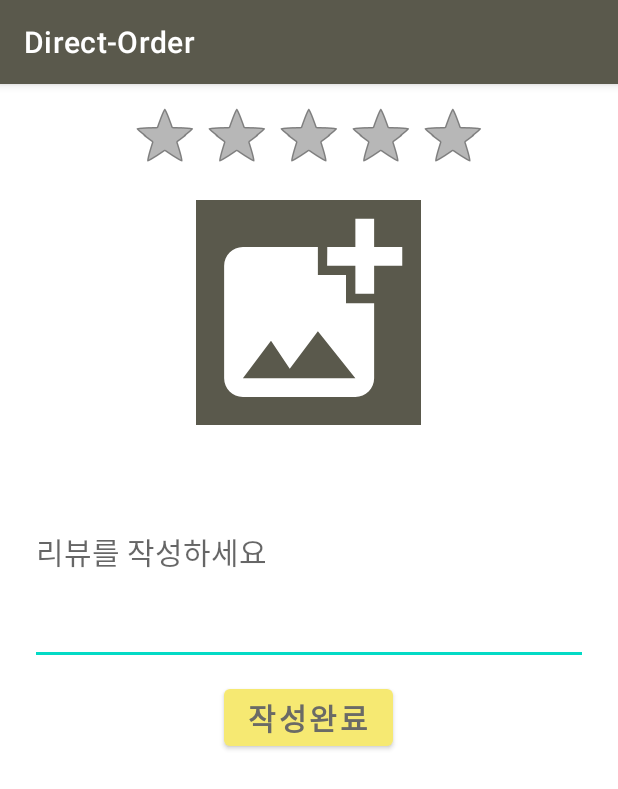
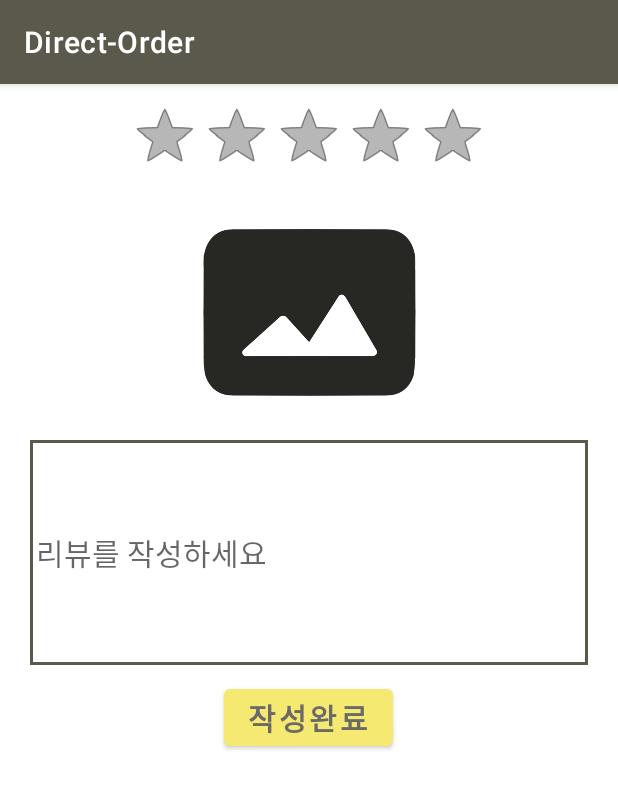
Before and after one commit to mj-ade/Direct-Order, an Android app: the WriteReviewActivity screen opened directly, with no data from a screen before it, on a phone screen of 412 x 824 dp. Shown: the top 789 px of the screen. Run offline under Robolectric (Android 15) with nearby library versions, the phone set to English and light mode, and no system bars; our stand-ins replace Firebase (no records; nobody signed in at launch, a user with empty details on screens opened directly).

Commit message:
리뷰 작성 이미지 db 연결

```diff
--- /dev/null
+++ b/app/src/main/res/drawable/edit_text_background.xml
@@ -0,0 +1,8 @@
+<?xml version="1.0" encoding="utf-8"?>
+<shape xmlns:android="http://schemas.android.com/apk/res/android">
+    <stroke
+        android:width="2dp"
+        android:color="@color/gray"/>
+    <padding
+        android:left="4dp"/>
+</shape>
--- a/app/src/main/res/layout/activity_write_review.xml
+++ b/app/src/main/res/layout/activity_write_review.xml
@@ -28,8 +28,7 @@
             android:layout_width="150dp"
             android:layout_height="150dp"
             android:layout_gravity="center"
-            android:background="@color/gray"
-            app:srcCompat="@drawable/ic_add_photo" />
+            app:srcCompat="@drawable/photo_zoom" />
 
         <EditText
             android:id="@+id/editText"
@@ -37,6 +36,7 @@
             android:layout_height="150dp"
             android:layout_marginHorizontal="20dp"
             android:layout_marginVertical="10dp"
+            android:background="@drawable/edit_text_background"
             android:hint="리뷰를 작성하세요"
             android:textSize="20dp" />
 
@@ -56,5 +56,4 @@
     </LinearLayout>
 
 
-
 </LinearLayout>
```
Also changed, not shown: app/src/main/java/com/example/direct_order/write_review/WriteReviewActivity.java (+8 -6 lines), app/src/main/res/drawable/photo_zoom.png (added).
